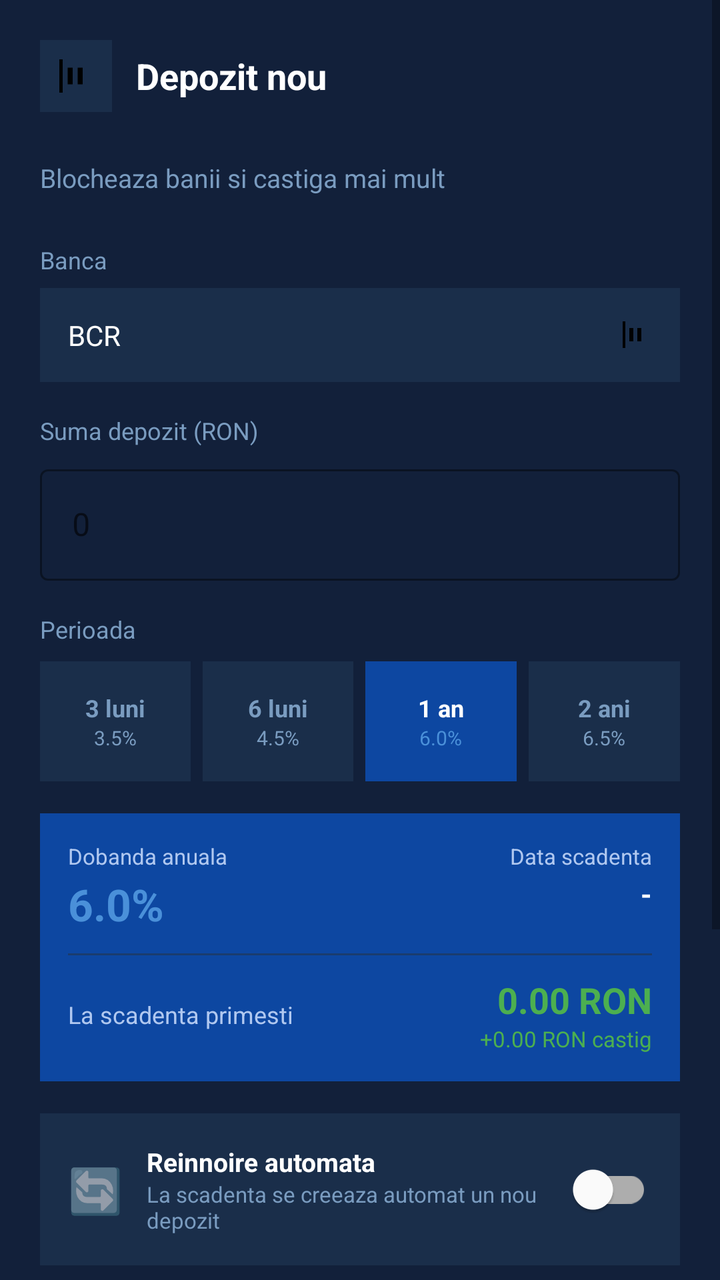
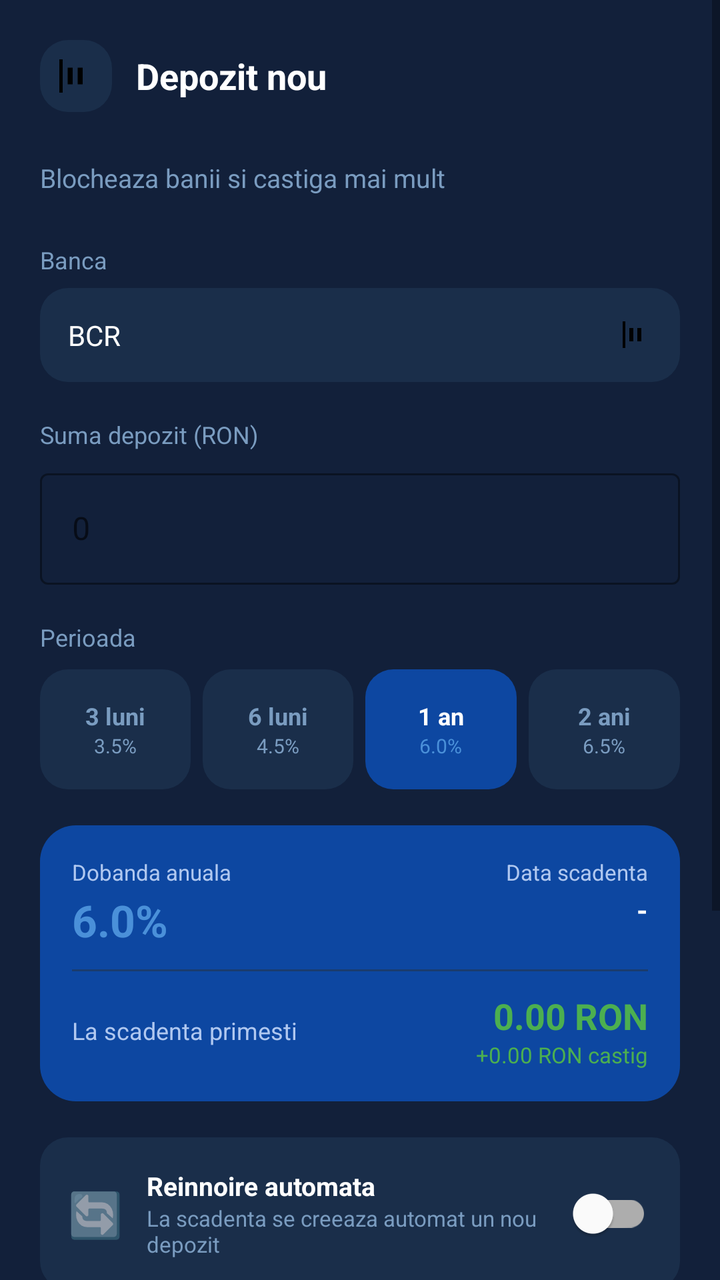

Screens rendered from an Android XML layout before and after an edit, with the pre-edit source and the edit as a unified diff.
<!-- AndroidManifest.xml: application theme Theme.LicentaMultibankingApp -->
<!-- res/layout/activity_creare_depozit.xml -->
<?xml version="1.0" encoding="utf-8"?>
<ScrollView xmlns:android="http://schemas.android.com/apk/res/android"
    android:layout_width="match_parent"
    android:layout_height="match_parent"
    android:background="#12203A">

    <LinearLayout
        android:layout_width="match_parent"
        android:layout_height="wrap_content"
        android:orientation="vertical"
        android:padding="20dp">

        
        <LinearLayout
            android:layout_width="match_parent"
            android:layout_height="wrap_content"
            android:orientation="horizontal"
            android:gravity="center_vertical"
            android:layout_marginBottom="24dp">

            <ImageView
                android:id="@+id/btnBack"
                android:layout_width="36dp"
                android:layout_height="36dp"
                android:src="@drawable/ic_transactions"
                android:background="#1A2E4A"
                android:padding="8dp"
                android:layout_marginEnd="12dp"/>

            <TextView
                android:layout_width="wrap_content"
                android:layout_height="wrap_content"
                android:text="Depozit nou"
                android:textColor="#FFFFFF"
                android:textSize="18sp"
                android:textStyle="bold"/>

        </LinearLayout>

        <TextView
            android:layout_width="wrap_content"
            android:layout_height="wrap_content"
            android:text="Blocheaza banii si castiga mai mult"
            android:textColor="#7A9CC0"
            android:textSize="13sp"
            android:layout_marginBottom="24dp"/>

        
        <TextView
            android:layout_width="wrap_content"
            android:layout_height="wrap_content"
            android:text="Banca"
            android:textColor="#7A9CC0"
            android:textSize="12sp"
            android:layout_marginBottom="6dp"/>

        <LinearLayout
            android:id="@+id/spinnerBancaDepozit"
            android:layout_width="match_parent"
            android:layout_height="wrap_content"
            android:orientation="horizontal"
            android:gravity="center_vertical"
            android:background="#1A2E4A"
            android:padding="14dp"
            android:layout_marginBottom="16dp">

            <TextView
                android:id="@+id/tvBancaSelectataDepozit"
                android:layout_width="0dp"
                android:layout_height="wrap_content"
                android:layout_weight="1"
                android:text="BCR"
                android:textColor="#FFFFFF"
                android:textSize="14sp"/>

            <ImageView
                android:layout_width="16dp"
                android:layout_height="16dp"
                android:src="@drawable/ic_transactions"/>

        </LinearLayout>

        
        <TextView
            android:layout_width="wrap_content"
            android:layout_height="wrap_content"
            android:text="Suma depozit (RON)"
            android:textColor="#7A9CC0"
            android:textSize="12sp"
            android:layout_marginBottom="6dp"/>

        <com.google.android.material.textfield.TextInputLayout
            android:id="@+id/tilSumaDepozit"
            style="@style/Widget.MaterialComponents.TextInputLayout.OutlinedBox"
            android:layout_width="match_parent"
            android:layout_height="wrap_content"
            android:hint="0"
            android:layout_marginBottom="16dp"
            app:boxStrokeColor="#1A3C6E"
            xmlns:app="http://schemas.android.com/apk/res-auto">

            <com.google.android.material.textfield.TextInputEditText
                android:id="@+id/etSumaDepozit"
                android:layout_width="match_parent"
                android:layout_height="wrap_content"
                android:textColor="#FFFFFF"
                android:inputType="numberDecimal"/>

        </com.google.android.material.textfield.TextInputLayout>

        
        <TextView
            android:layout_width="wrap_content"
            android:layout_height="wrap_content"
            android:text="Perioada"
            android:textColor="#7A9CC0"
            android:textSize="12sp"
            android:layout_marginBottom="8dp"/>

        <LinearLayout
            android:layout_width="match_parent"
            android:layout_height="wrap_content"
            android:orientation="horizontal"
            android:layout_marginBottom="16dp">

            <LinearLayout
                android:id="@+id/btn3Luni"
                android:layout_width="0dp"
                android:layout_height="60dp"
                android:layout_weight="1"
                android:orientation="vertical"
                android:gravity="center"
                android:background="#1A2E4A"
                android:layout_marginEnd="6dp">

                <TextView
                    android:layout_width="wrap_content"
                    android:layout_height="wrap_content"
                    android:text="3 luni"
                    android:textColor="#7A9CC0"
                    android:textSize="12sp"
                    android:textStyle="bold"/>

                <TextView
                    android:layout_width="wrap_content"
                    android:layout_height="wrap_content"
                    android:text="3.5%"
                    android:textColor="#7A9CC0"
                    android:textSize="10sp"/>

            </LinearLayout>

            <LinearLayout
                android:id="@+id/btn6Luni"
                android:layout_width="0dp"
                android:layout_height="60dp"
                android:layout_weight="1"
                android:orientation="vertical"
                android:gravity="center"
                android:background="#1A2E4A"
                android:layout_marginEnd="6dp">

                <TextView
                    android:layout_width="wrap_content"
                    android:layout_height="wrap_content"
                    android:text="6 luni"
                    android:textColor="#7A9CC0"
                    android:textSize="12sp"
                    android:textStyle="bold"/>

                <TextView
                    android:layout_width="wrap_content"
                    android:layout_height="wrap_content"
                    android:text="4.5%"
                    android:textColor="#7A9CC0"
                    android:textSize="10sp"/>

            </LinearLayout>

            <LinearLayout
                android:id="@+id/btn1An"
                android:layout_width="0dp"
                android:layout_height="60dp"
                android:layout_weight="1"
                android:orientation="vertical"
                android:gravity="center"
                android:background="#0D47A1"
                android:layout_marginEnd="6dp">

                <TextView
                    android:layout_width="wrap_content"
                    android:layout_height="wrap_content"
                    android:text="1 an"
                    android:textColor="#FFFFFF"
                    android:textSize="12sp"
                    android:textStyle="bold"/>

                <TextView
                    android:layout_width="wrap_content"
                    android:layout_height="wrap_content"
                    android:text="6.0%"
                    android:textColor="#4A90D9"
                    android:textSize="10sp"/>

            </LinearLayout>

            <LinearLayout
                android:id="@+id/btn2Ani"
                android:layout_width="0dp"
                android:layout_height="60dp"
                android:layout_weight="1"
                android:orientation="vertical"
                android:gravity="center"
                android:background="#1A2E4A">

                <TextView
                    android:layout_width="wrap_content"
                    android:layout_height="wrap_content"
                    android:text="2 ani"
                    android:textColor="#7A9CC0"
                    android:textSize="12sp"
                    android:textStyle="bold"/>

                <TextView
                    android:layout_width="wrap_content"
                    android:layout_height="wrap_content"
                    android:text="6.5%"
                    android:textColor="#7A9CC0"
                    android:textSize="10sp"/>

            </LinearLayout>

        </LinearLayout>

        
        <LinearLayout
            android:layout_width="match_parent"
            android:layout_height="wrap_content"
            android:orientation="vertical"
            android:background="#0D47A1"
            android:padding="14dp"
            android:layout_marginBottom="16dp">

            <LinearLayout
                android:layout_width="match_parent"
                android:layout_height="wrap_content"
                android:orientation="horizontal"
                android:layout_marginBottom="10dp">

                <LinearLayout
                    android:layout_width="0dp"
                    android:layout_height="wrap_content"
                    android:layout_weight="1"
                    android:orientation="vertical">

                    <TextView
                        android:layout_width="wrap_content"
                        android:layout_height="wrap_content"
                        android:text="Dobanda anuala"
                        android:textColor="#B0C8F0"
                        android:textSize="11sp"
                        android:layout_marginBottom="2dp"/>

                    <TextView
                        android:id="@+id/tvDobandaDepozit"
                        android:layout_width="wrap_content"
                        android:layout_height="wrap_content"
                        android:text="6.0%"
                        android:textColor="#4A90D9"
                        android:textSize="22sp"
                        android:textStyle="bold"/>

                </LinearLayout>

                <LinearLayout
                    android:layout_width="wrap_content"
                    android:layout_height="wrap_content"
                    android:orientation="vertical"
                    android:gravity="end">

                    <TextView
                        android:layout_width="wrap_content"
                        android:layout_height="wrap_content"
                        android:text="Data scadenta"
                        android:textColor="#B0C8F0"
                        android:textSize="11sp"
                        android:layout_marginBottom="2dp"/>

                    <TextView
                        android:id="@+id/tvDataScadenta"
                        android:layout_width="wrap_content"
                        android:layout_height="wrap_content"
                        android:text="-"
                        android:textColor="#FFFFFF"
                        android:textSize="14sp"
                        android:textStyle="bold"/>

                </LinearLayout>

            </LinearLayout>

            <View
                android:layout_width="match_parent"
                android:layout_height="1dp"
                android:background="#1A3C6E"
                android:layout_marginBottom="10dp"/>

            <LinearLayout
                android:layout_width="match_parent"
                android:layout_height="wrap_content"
                android:orientation="horizontal"
                android:gravity="center_vertical">

                <TextView
                    android:layout_width="0dp"
                    android:layout_height="wrap_content"
                    android:layout_weight="1"
                    android:text="La scadenta primesti"
                    android:textColor="#B0C8F0"
                    android:textSize="12sp"/>

                <LinearLayout
                    android:layout_width="wrap_content"
                    android:layout_height="wrap_content"
                    android:orientation="vertical"
                    android:gravity="end">

                    <TextView
                        android:id="@+id/tvSumaScadenta"
                        android:layout_width="wrap_content"
                        android:layout_height="wrap_content"
                        android:text="0.00 RON"
                        android:textColor="#4CAF50"
                        android:textSize="18sp"
                        android:textStyle="bold"/>

                    <TextView
                        android:id="@+id/tvCastigDepozitNou"
                        android:layout_width="wrap_content"
                        android:layout_height="wrap_content"
                        android:text="+0.00 RON castig"
                        android:textColor="#4CAF50"
                        android:textSize="11sp"/>

                </LinearLayout>

            </LinearLayout>

        </LinearLayout>

        
        <LinearLayout
            android:layout_width="match_parent"
            android:layout_height="wrap_content"
            android:orientation="horizontal"
            android:gravity="center_vertical"
            android:background="#1A2E4A"
            android:padding="14dp"
            android:layout_marginBottom="16dp">

            <TextView
                android:layout_width="wrap_content"
                android:layout_height="wrap_content"
                android:text="🔄"
                android:textSize="22sp"
                android:layout_marginEnd="12dp"/>

            <LinearLayout
                android:layout_width="0dp"
                android:layout_height="wrap_content"
                android:layout_weight="1"
                android:orientation="vertical">

                <TextView
                    android:layout_width="wrap_content"
                    android:layout_height="wrap_content"
                    android:text="Reinnoire automata"
                    android:textColor="#FFFFFF"
                    android:textSize="13sp"
                    android:textStyle="bold"/>

                <TextView
                    android:layout_width="wrap_content"
                    android:layout_height="wrap_content"
                    android:text="La scadenta se creeaza automat un nou depozit"
                    android:textColor="#7A9CC0"
                    android:textSize="11sp"/>

            </LinearLayout>

            <com.google.android.material.switchmaterial.SwitchMaterial
                android:id="@+id/switchReinnoireDepozit"
                android:layout_width="wrap_content"
                android:layout_height="wrap_content"/>

        </LinearLayout>

        
        <LinearLayout
            android:layout_width="match_parent"
            android:layout_height="wrap_content"
            android:orientation="horizontal"
            android:gravity="center_vertical"
            android:background="#4A0000"
            android:padding="14dp"
            android:layout_marginBottom="24dp">

            <TextView
                android:layout_width="wrap_content"
                android:layout_height="wrap_content"
                android:text="⚠️"
                android:textSize="22sp"
                android:layout_marginEnd="10dp"/>

            <TextView
                android:id="@+id/tvAvertismentDepozit"
                android:layout_width="0dp"
                android:layout_height="wrap_content"
                android:layout_weight="1"
                android:text="Banii vor fi blocati pana la data scadentei. Retragerea anticipata implica pierderea dobanzii acumulate."
                android:textColor="#FFB0B0"
                android:textSize="11sp"/>

        </LinearLayout>

        <Button
            android:id="@+id/btnDeschideDepozit"
            android:layout_width="match_parent"
            android:layout_height="56dp"
            android:text="Deschide depozit"
            android:textColor="#FFFFFF"
            android:backgroundTint="#4A90D9"
            android:textSize="16sp"
            android:layout_marginBottom="8dp"/>

        <Button
            android:id="@+id/btnAnuleaza"
            android:layout_width="match_parent"
            android:layout_height="56dp"
            android:text="Anuleaza"
            android:textColor="#E53935"
            android:backgroundTint="#1A2E4A"
            android:textSize="16sp"/>

    </LinearLayout>

</ScrollView>
<!-- resources referenced by this layout -->
<resources>
  <!-- drawable ic_transactions (drawable) -->
  <vector xmlns:android="http://schemas.android.com/apk/res/android" android:height="24dp" android:tint="#000000" android:viewportHeight="960" android:viewportWidth="960" android:width="24dp">
        
      <path android:fillColor="@android:color/white" android:pathData="M80,880L80,80L160,80L160,880L80,880ZM520,680L520,280L640,280L640,680L520,680ZM280,680L280,280L400,280L400,680L280,680Z"/>
      
  </vector>
  <style name="Theme.LicentaMultibankingApp" parent="Base.Theme.LicentaMultibankingApp" />
  <style name="Base.Theme.LicentaMultibankingApp" parent="Theme.MaterialComponents.DayNight.NoActionBar">
          <item name="android:textColorHint">#1A3C6E</item>
          
          
      </style>
</resources>

<!-- the commit's change to res/layout/activity_creare_depozit.xml (unified diff, before → after) -->
@@ -23,7 +23,7 @@
                 android:layout_width="36dp"
                 android:layout_height="36dp"
                 android:src="@drawable/ic_transactions"
-                android:background="#1A2E4A"
+                android:background="@drawable/bg_item_rounded"
                 android:padding="8dp"
                 android:layout_marginEnd="12dp"/>
 
@@ -60,9 +60,9 @@
             android:layout_height="wrap_content"
             android:orientation="horizontal"
             android:gravity="center_vertical"
-            android:background="#1A2E4A"
+            android:background="@drawable/bg_item_rounded"
             android:padding="14dp"
-            android:layout_marginBottom="16dp">
+            android:layout_marginBottom="18dp">
 
             <TextView
                 android:id="@+id/tvBancaSelectataDepozit"
@@ -95,7 +95,7 @@
             android:layout_width="match_parent"
             android:layout_height="wrap_content"
             android:hint="0"
-            android:layout_marginBottom="16dp"
+            android:layout_marginBottom="18dp"
             app:boxStrokeColor="#1A3C6E"
             xmlns:app="http://schemas.android.com/apk/res-auto">
 
@@ -121,7 +121,7 @@
             android:layout_width="match_parent"
             android:layout_height="wrap_content"
             android:orientation="horizontal"
-            android:layout_marginBottom="16dp">
+            android:layout_marginBottom="18dp">
 
             <LinearLayout
                 android:id="@+id/btn3Luni"
@@ -130,7 +130,7 @@
                 android:layout_weight="1"
                 android:orientation="vertical"
                 android:gravity="center"
-                android:background="#1A2E4A"
+                android:background="@drawable/bg_item_rounded"
                 android:layout_marginEnd="6dp">
 
                 <TextView
@@ -157,7 +157,7 @@
                 android:layout_weight="1"
                 android:orientation="vertical"
                 android:gravity="center"
-                android:background="#1A2E4A"
+                android:background="@drawable/bg_item_rounded"
                 android:layout_marginEnd="6dp">
 
                 <TextView
@@ -184,7 +184,7 @@
                 android:layout_weight="1"
                 android:orientation="vertical"
                 android:gravity="center"
-                android:background="#0D47A1"
+                android:background="@drawable/bg_item_selected_blue_rounded"
                 android:layout_marginEnd="6dp">
 
                 <TextView
@@ -211,7 +211,7 @@
                 android:layout_weight="1"
                 android:orientation="vertical"
                 android:gravity="center"
-                android:background="#1A2E4A">
+                android:background="@drawable/bg_item_rounded">
 
                 <TextView
                     android:layout_width="wrap_content"
@@ -237,9 +237,10 @@
             android:layout_width="match_parent"
             android:layout_height="wrap_content"
             android:orientation="vertical"
-            android:background="#0D47A1"
-            android:padding="14dp"
-            android:layout_marginBottom="16dp">
+            android:background="@drawable/bg_card_rounded"
+            android:backgroundTint="#0D47A1"
+            android:padding="16dp"
+            android:layout_marginBottom="18dp">
 
             <LinearLayout
                 android:layout_width="match_parent"
@@ -354,9 +355,9 @@
             android:layout_height="wrap_content"
             android:orientation="horizontal"
             android:gravity="center_vertical"
-            android:background="#1A2E4A"
+            android:background="@drawable/bg_item_rounded"
             android:padding="14dp"
-            android:layout_marginBottom="16dp">
+            android:layout_marginBottom="18dp">
 
             <TextView
                 android:layout_width="wrap_content"
@@ -401,8 +402,9 @@
             android:layout_height="wrap_content"
             android:orientation="horizontal"
             android:gravity="center_vertical"
-            android:background="#4A0000"
-            android:padding="14dp"
+            android:background="@drawable/bg_card_rounded"
+            android:backgroundTint="#4A0000"
+            android:padding="16dp"
             android:layout_marginBottom="24dp">
 
             <TextView
@@ -429,7 +431,7 @@
             android:layout_height="56dp"
             android:text="Deschide depozit"
             android:textColor="#FFFFFF"
-            android:backgroundTint="#4A90D9"
+            android:background="@drawable/bg_button_blue_rounded"
             android:textSize="16sp"
             android:layout_marginBottom="8dp"/>
 
@@ -439,7 +441,7 @@
             android:layout_height="56dp"
             android:text="Anuleaza"
             android:textColor="#E53935"
-            android:backgroundTint="#1A2E4A"
+            android:background="@drawable/bg_button_rounded"
             android:textSize="16sp"/>
 
     </LinearLayout>
<!-- resource entries referenced after the edit -->
@@ -1,5 +1,35 @@
 <!-- resources referenced by this layout -->
 <resources>
+  <!-- drawable bg_button_blue_rounded (drawable) -->
+  <?xml version="1.0" encoding="utf-8"?>
+  <shape xmlns:android="http://schemas.android.com/apk/res/android">
+      <solid android:color="#1A3C6E"/>
+      <corners android:radius="12dp"/>
+  </shape>
+  <!-- drawable bg_button_rounded (drawable) -->
+  <?xml version="1.0" encoding="utf-8"?>
+  <shape xmlns:android="http://schemas.android.com/apk/res/android">
+      <solid android:color="#1A2E4A"/>
+      <corners android:radius="12dp"/>
+  </shape>
+  <!-- drawable bg_card_rounded (drawable) -->
+  <?xml version="1.0" encoding="utf-8"?>
+  <shape xmlns:android="http://schemas.android.com/apk/res/android">
+      <solid android:color="#1A2E4A"/>
+      <corners android:radius="18dp"/>
+  </shape>
+  <!-- drawable bg_item_rounded (drawable) -->
+  <?xml version="1.0" encoding="utf-8"?>
+  <shape xmlns:android="http://schemas.android.com/apk/res/android">
+      <solid android:color="#1A2E4A"/>
+      <corners android:radius="14dp"/>
+  </shape>
+  <!-- drawable bg_item_selected_blue_rounded (drawable) -->
+  <?xml version="1.0" encoding="utf-8"?>
+  <shape xmlns:android="http://schemas.android.com/apk/res/android">
+      <solid android:color="#0D47A1"/>
+      <corners android:radius="14dp"/>
+  </shape>
   <!-- drawable ic_transactions (drawable) -->
   <vector xmlns:android="http://schemas.android.com/apk/res/android" android:height="24dp" android:tint="#000000" android:viewportHeight="960" android:viewportWidth="960" android:width="24dp">
         
